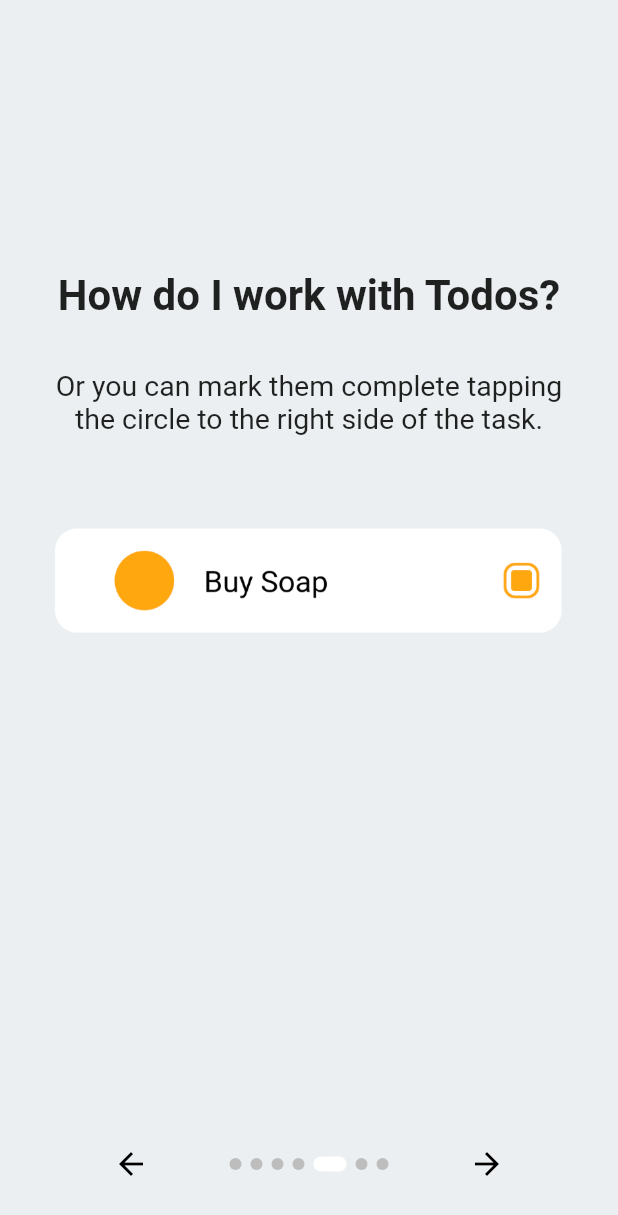
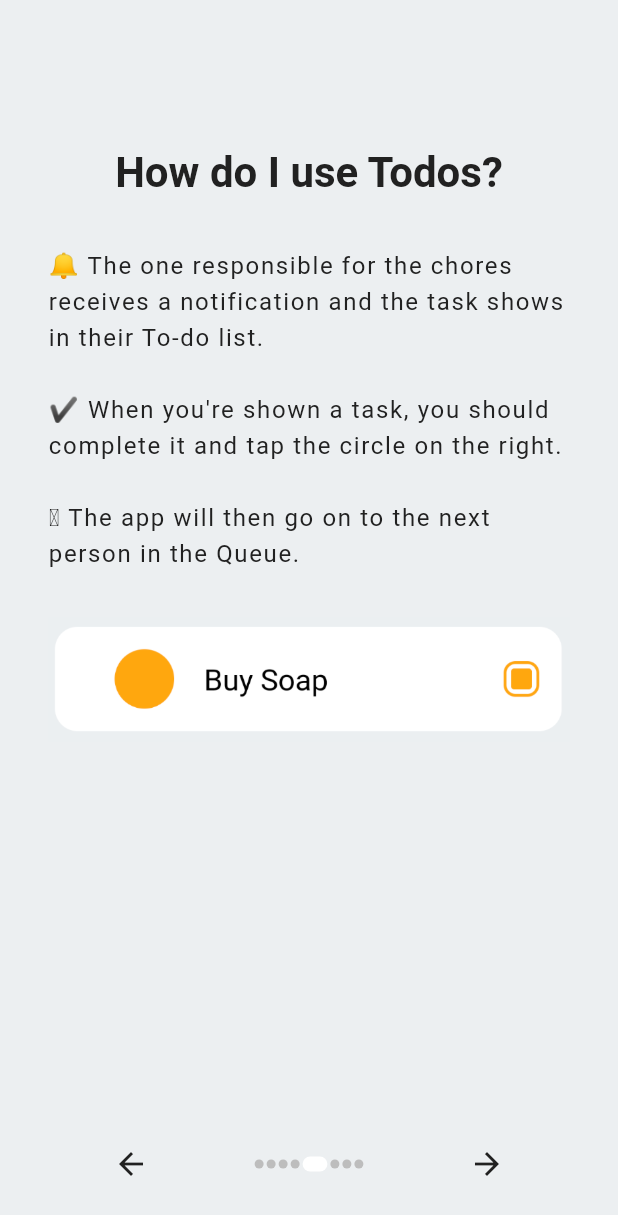
Before and after one commit to InnoQueue/Mobile, a Flutter app: the screen it shows after launch, swiped to page 5, on a phone screen of 412 x 824 dp. Shown: the top 1215 px of the screen. Run offline on Flutter 3.47's test engine with Material 2 defaults, Android fonts, the phone set to English and light mode, and no system bars; drawn by our look-alikes of introduction_screen; our stand-ins replace auto_route, bloc, copy_with_extension, dartz, dio, firebase_core and 17 more; missing offline and left inert: analyzer_plugin, flavor_text, flex_color_picker, qr_code_scanner, scroll_shadow_container; accounts and stored records are empty.

Commit message:
restructure app res, refactor, add more images for introduction, style the introduction screen

```diff
--- a/lib/const/appres.dart
+++ b/lib/const/appres.dart
@@ -8,49 +8,63 @@ class AppRes {
   static const String notifications = 'notifications';
   static const String settings = 'settings';
 
+  // img paths
+  static const imgShadowDark = 'images/shadow-dark.png';
+
   // splash page
   static const imgPath = "images/introduction-samples";
-  static const howToUse = {
-    'page-1': {
-      'title': "How do I use the app?",
-      'text': "Let us briefly introduce you to this app...",
-      'img': "",
+  static const List<Map<String, dynamic>> howToUse = [
+    {
+      'header-img': "$imgPath/../logo_outlined.png",
+      'title': "Welcome to InnoQ!",
+      'text': "Here we aim to help you manage your chores with roommates.\n\n"
+          "Here's how it works:\n\n"
+          "👉 You create a Queue.\n"
+          "👉 You invite your friends.\n"
+          "👉 The app will do the rest for you!\t",
     },
-    'page-2': {
-      'title': 'How do I work with Todos?',
+    {
+      'title': "Queues are circular ↻",
+      'text': "Meaning, each person in the Queue will do the chores one by one and after that the Queue starts over.",
+      'img': '$imgPath/queue-flow.png',
+    },
+    {
+      'title': 'How do I use Queues?',
+      'text': "😳 To register progress press the Add Progress button and the system will recognize your contribution.\n\n"
+          "😇 Even if it's not your turn, the app will count it and skip you the next time it is your turn.",
+      'img': "$imgPath/complete.png",
+    },
+    {
+      'title': 'How do I use Queues?',
+      'text': "\n👆 To join a Queue tap this icon and follow further instructions.\n\n",
+      'icon': Icons.qr_code_rounded,
+    },
+    {
+      'title': 'How do I use Todos?',
       'text':
-          "When a task is followed by a red dot to the left of it, it means the task is Urgent!",
+          "🔔 The one responsible for the chores receives a notification and the task shows in their To-do list.\n\n"
+              "✔️ When you're shown a task, you should complete it and tap the circle on the right.\n\n"
+              "🫡 The app will then go on to the next person in the Queue.",
+      'img': "$imgPath/complete.png",
+    },
+    {
+      'title': 'How do I use Todos?',
+      'text': "❌ Or you can skip the task swiping it to the left if you don't feel like doing it today.\n\n"
+          "🙃 Though, do note that you will have to do it twice the next time.",
+      'img': "$imgPath/skip.png",
+    },
+    {
+      'title': 'How do I use Todos?',
+      'text': "🔥 When a task is preceded by a red dot, it means the task is Urgent!\n\n"
+          "👋 It becomes Urgent when your roommates Shake you!",
       'img': "$imgPath/urgent.png",
     },
-    'page-3': {
-      'title': 'How do I work with Todos?',
-      'text':
-          "The colored circle inside the task is just a color tag for your convenience.",
-      'img': "$imgPath/color-tag.png",
-    },
-    'page-4': {
-      'title': 'How do I work with Todos?',
-      'text': "You can skip tasks swiping them to the left.",
-      'img': "$imgPath/skip.png",
-    },
-    'page-5': {
-      'title': 'How do I work with Todos?',
-      'text':
-          "Or you can mark them complete tapping the circle to the right side of the task.",
-      'img': "$imgPath/complete.png",
-    },
-    'page-6': {
-      'title': 'How do I work with Todos?',
-      'text':
-          "You can select multiple todos holding your finger on one of the tasks.",
+    {
+      'title': 'How do I use Todos?',
+      'text': "You can select multiple todos holding your finger on one of the tasks.",
       'img': "$imgPath/multiple.png",
     },
-    'page-7': {
-      'title': 'How do I work with Queues?',
-      'text': "To join a queue, tap this icon and follow instructions.",
-      'img': "",
-    },
-  };
+  ];
 
   static const grayFilter = ColorFilter.matrix(<double>[
     0.3,
--- a/lib/features/home/page/app_bar_buttons/qr_button.dart
+++ b/lib/features/home/page/app_bar_buttons/qr_button.dart
@@ -9,7 +9,7 @@ class _QrButton extends StatelessWidget {
       padding: const EdgeInsets.only(right: 10.0),
       child: IconButton(
         icon: const Icon(
-          Icons.qr_code,
+          Icons.qr_code_rounded,
           size: 30,
         ),
         onPressed: () => showDialog<String>(
--- a/lib/features/home/widgets/qr_alert/qr_view.dart
+++ b/lib/features/home/widgets/qr_alert/qr_view.dart
@@ -37,7 +37,7 @@ class _QrViewState extends State<_QrView> {
               child: LayoutBuilder(builder: (context, constraint) {
                 return Opacity(
                   opacity: (260 - constraint.biggest.height) / 260,
-                  child: Icon(Icons.qr_code, size: constraint.biggest.height),
+                  child: Icon(Icons.qr_code_rounded, size: constraint.biggest.height),
                 );
               }),
               onTap: () {
--- a/lib/features/splash/widgets/introduction.dart
+++ b/lib/features/splash/widgets/introduction.dart
@@ -2,22 +2,25 @@ import 'package:auto_route/src/router/auto_router_x.dart';
 import 'package:flutter/material.dart';
 import 'package:inno_queue/const/appres.dart';
 import 'package:introduction_screen/introduction_screen.dart';
+import 'package:scroll_shadow_container/scroll_shadow_container.dart';
 
 class IntroductionPage extends StatelessWidget {
   const IntroductionPage({Key? key}) : super(key: key);
 
   @override
   Widget build(BuildContext context) {
+    final mainColor =
+        Theme.of(context).primaryColorBrightness == Brightness.dark ? Colors.grey[900] : Colors.blueGrey[50];
+    final oppositeColor =
+        Theme.of(context).primaryColorBrightness != Brightness.dark ? Colors.grey[900] : Colors.blueGrey[50];
+
     var pageDecoration = PageDecoration(
-      titlePadding:
-          EdgeInsets.only(top: MediaQuery.of(context).size.height / 5),
-      titleTextStyle:
-          const TextStyle(fontSize: 28.0, fontWeight: FontWeight.w700),
-      bodyTextStyle: const TextStyle(fontSize: 19.0),
-      bodyPadding: const EdgeInsets.fromLTRB(16.0, 32.0, 16.0, 16.0),
-      pageColor: Theme.of(context).primaryColorBrightness == Brightness.dark
-          ? Colors.grey[900]
-          : Colors.blueGrey[50],
+      titlePadding: EdgeInsets.only(top: MediaQuery.of(context).size.height / 10),
+      titleTextStyle: TextStyle(fontSize: 28.0, fontWeight: FontWeight.w700, color: oppositeColor),
+      bodyTextStyle: TextStyle(fontSize: 16.0, letterSpacing: 1.1, height: 1.5, color: oppositeColor),
+      bodyPadding: const EdgeInsets.fromLTRB(16.0, 32.0, 16.0, 0.0),
+      footerPadding: const EdgeInsets.fromLTRB(16.0, 8.0, 16.0, 0.0),
+      pageColor: mainColor,
       imagePadding: EdgeInsets.zero,
     );
 
@@ -26,73 +29,41 @@ class IntroductionPage extends StatelessWidget {
     }
 
     return IntroductionScreen(
-      globalBackgroundColor:
-          Theme.of(context).primaryColorBrightness == Brightness.dark
-              ? Colors.grey[900]
-              : Colors.blueGrey[50],
+      globalBackgroundColor: mainColor,
       pages: [
-        PageViewModel(
-          title: AppRes.howToUse['page-1']!['title'],
-          body: AppRes.howToUse['page-1']!['text'],
-          decoration: pageDecoration,
-        ),
-        PageViewModel(
-          title: AppRes.howToUse['page-2']!['title'],
-          body: AppRes.howToUse['page-2']!['text'],
-          decoration: pageDecoration,
-          footer: Padding(
-            padding: const EdgeInsets.all(16.0),
-            child: Image.asset(AppRes.howToUse['page-2']!['img']!),
-          ),
-        ),
-        PageViewModel(
-          title: AppRes.howToUse['page-3']!['title'],
-          body: AppRes.howToUse['page-3']!['text'],
-          decoration: pageDecoration,
-          footer: Padding(
-            padding: const EdgeInsets.all(16.0),
-            child: Image.asset(AppRes.howToUse['page-3']!['img']!),
-          ),
-        ),
-        PageViewModel(
-          title: AppRes.howToUse['page-4']!['title'],
-          body: AppRes.howToUse['page-4']!['text'],
-          decoration: pageDecoration,
-          footer: Padding(
-            padding: const EdgeInsets.all(16.0),
-            child: Image.asset(AppRes.howToUse['page-4']!['img']!),
-          ),
-        ),
-        PageViewModel(
-          title: AppRes.howToUse['page-5']!['title'],
-          body: AppRes.howToUse['page-5']!['text'],
-          decoration: pageDecoration,
-          footer: Padding(
-            padding: const EdgeInsets.all(16.0),
-            child: Image.asset(AppRes.howToUse['page-5']!['img']!),
-          ),
-        ),
-        PageViewModel(
-          title: AppRes.howToUse['page-6']!['title'],
-          body: AppRes.howToUse['page-6']!['text'],
-          decoration: pageDecoration,
-          footer: Padding(
-            padding: const EdgeInsets.all(16.0),
-            child: Image.asset(AppRes.howToUse['page-6']!['img']!),
-          ),
-        ),
-        PageViewModel(
-          title: AppRes.howToUse['page-7']!['title'],
-          body: AppRes.howToUse['page-7']!['text'],
-          decoration: pageDecoration,
-          footer: const Padding(
-            padding: EdgeInsets.all(16.0),
-            child: Icon(
-              Icons.qr_code,
-              size: 50,
-            ),
-          ),
-        ),
+        for (int i = 0; i < AppRes.howToUse.length; i++)
+          PageViewModel(
+              titleWidget: Column(
+                mainAxisSize: MainAxisSize.min,
+                children: [
+                  (AppRes.howToUse[i]['header-img'] != null
+                      ? Padding(
+                          padding: const EdgeInsets.only(bottom: 20.0),
+                          child: Image.asset(AppRes.howToUse[i]['header-img']!, width: 64),
+                        )
+                      : const SizedBox.shrink()),
+                  Text(AppRes.howToUse[i]['title'] ?? "", style: pageDecoration.titleTextStyle),
+                ],
+              ),
+              bodyWidget: Column(
+                mainAxisAlignment: MainAxisAlignment.start,
+                children: [
+                  Text(AppRes.howToUse[i]['text'] ?? "", style: pageDecoration.bodyTextStyle),
+                  Text(AppRes.howToUse[i]['sub-text'] ?? "", style: pageDecoration.bodyTextStyle),
+                ],
+              ),
+              decoration: pageDecoration,
+              footer: Column(
+                mainAxisAlignment: MainAxisAlignment.start,
+                children: [
+                  (AppRes.howToUse[i]['img'] != null
+                      ? Image.asset(AppRes.howToUse[i]['img']!)
+                      : const SizedBox.shrink()),
+                  (AppRes.howToUse[i]['icon'] != null
+                      ? Icon(AppRes.howToUse[i]['icon'], color: Colors.blueGrey[900], size: 64)
+                      : const SizedBox.shrink()),
+                ],
+              )),
       ],
       onDone: () => _onIntroEnd(),
       showDoneButton: true,
@@ -100,17 +71,17 @@ class IntroductionPage extends StatelessWidget {
       showNextButton: true,
       skipOrBackFlex: 1,
       nextFlex: 1,
-      done: const Text('Got it', style: TextStyle(fontWeight: FontWeight.w600)),
-      back: const Icon(Icons.arrow_back),
-      next: const Icon(Icons.arrow_forward),
+      done: Text('Continue', style: pageDecoration.bodyTextStyle.copyWith(fontSize: 14, fontWeight: FontWeight.w600)),
+      back: Icon(Icons.arrow_back, color: oppositeColor),
+      next: Icon(Icons.arrow_forward, color: oppositeColor),
       curve: Curves.fastLinearToSlowEaseIn,
       controlsMargin: const EdgeInsets.all(20),
       controlsPadding: const EdgeInsets.fromLTRB(8.0, 4.0, 8.0, 4.0),
       dotsDecorator: const DotsDecorator(
-        spacing: EdgeInsets.all(3),
-        size: Size(8.0, 8.0),
+        spacing: EdgeInsets.all(1),
+        size: Size(6.0, 6.0),
         color: Color(0xFFBDBDBD),
-        activeSize: Size(22.0, 10.0),
+        activeSize: Size(16.5, 10.0),
         activeShape: RoundedRectangleBorder(
           borderRadius: BorderRadius.all(Radius.circular(20.0)),
         ),
```
Also changed, not shown: pubspec.yaml (+3 -6 lines), images/introduction-samples/queue-flow.png (added), images/shadow-dark.png (added), images/shadow.png (added).
